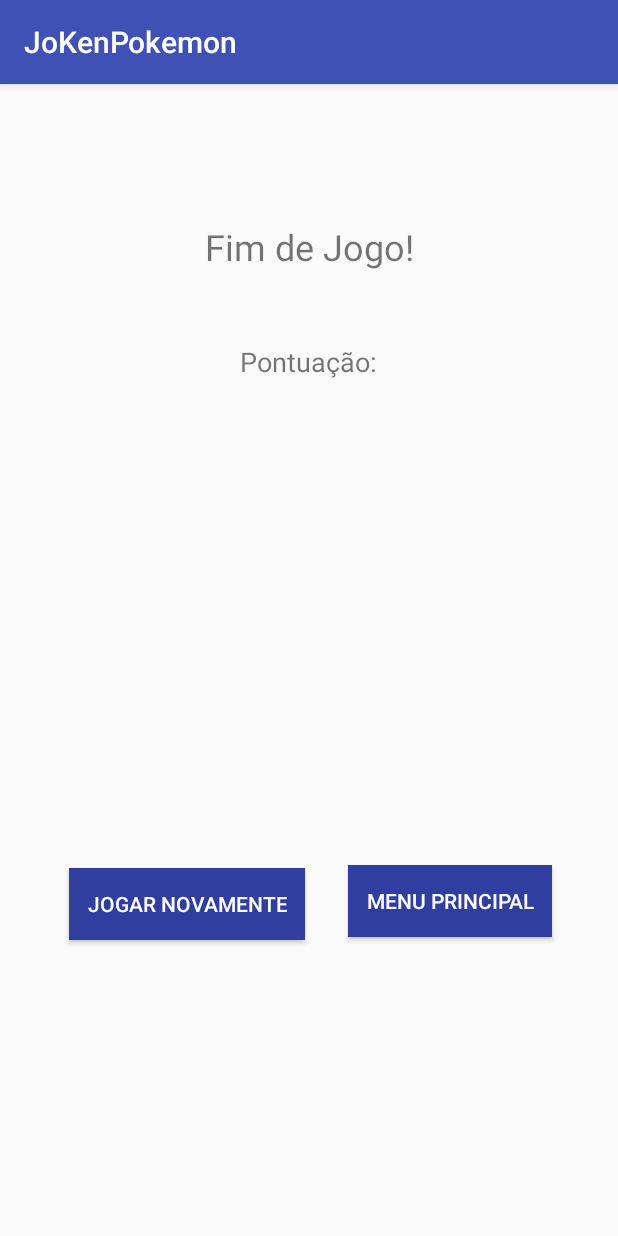
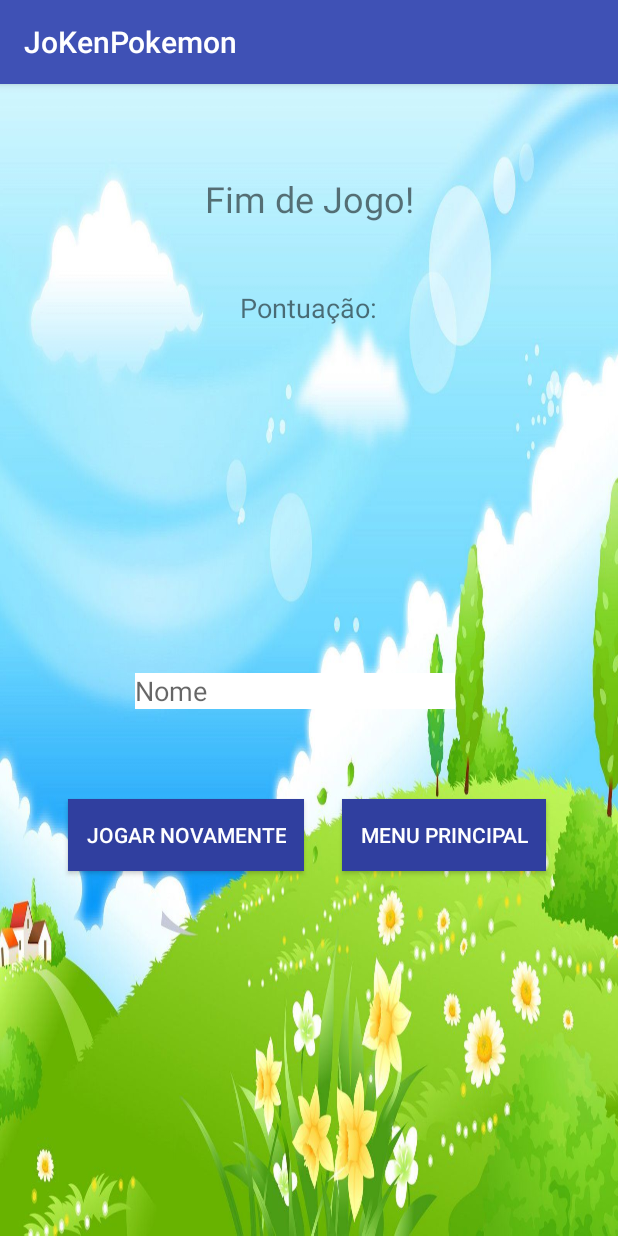
Before and after one commit to AdrianoFPinheiro/JoKenPokemon, an Android app: the FimDeJogoActivity screen opened directly, with no data from a screen before it, on a phone screen of 412 x 824 dp. Run offline under Robolectric (Android 15) with nearby library versions, the phone set to English and light mode, and no system bars.

Commit message:
Jogo de JoKenPo

```diff
--- a/app/src/main/java/com/example/adrianofpinheiro/jokenpokemon/CriarContaActivity.kt
+++ b/app/src/main/java/com/example/adrianofpinheiro/jokenpokemon/CriarContaActivity.kt
@@ -57,13 +57,15 @@ class CriarContaActivity : AppCompatActivity() {
                 .setValue(user)
                 .addOnCompleteListener {
                     if (it.isSuccessful) {
-                        Toast.makeText(this, "Usuário criado com sucesso", Toast.LENGTH_SHORT).show()
+
                         val returnIntent = Intent()
                         returnIntent.putExtra("email", edEmail.text.toString())
                         setResult(RESULT_OK, returnIntent)
+                        Toast.makeText(this, "Usuário criado com sucesso", Toast.LENGTH_SHORT).show()
                         finish()
                     } else {
-                        Toast.makeText(this, "Erro ao criar o usuário", Toast.LENGTH_SHORT).show()
+
+                        // Toast.makeText(this, "Erro ao criar o usuário", Toast.LENGTH_SHORT).show()
                     }
                 }
     }
--- a/app/src/main/java/com/example/adrianofpinheiro/jokenpokemon/SplashActivity.kt
+++ b/app/src/main/java/com/example/adrianofpinheiro/jokenpokemon/SplashActivity.kt
@@ -34,7 +34,7 @@ class SplashActivity : AppCompatActivity() {
     }
 
     private fun showLogin() {
-        val nextScreen = Intent(this@SplashActivity, MenuPrincipalActivity::class.java)
+        val nextScreen = Intent(this@SplashActivity, LoginActivity::class.java)
         startActivity(nextScreen)
         finish()
     }
--- a/app/src/main/java/com/example/adrianofpinheiro/jokenpokemon/model/Jogador.kt
+++ b/app/src/main/java/com/example/adrianofpinheiro/jokenpokemon/model/Jogador.kt
@@ -1,7 +1,7 @@
 package com.example.adrianofpinheiro.jokenpokemon.model
 
 data class Jogador(
-        val id : Long,
+        val id : String?,
         val nome: String,
         val pontos: Int
 )
--- a/app/src/main/java/com/example/adrianofpinheiro/jokenpokemon/model/Usuario.kt
+++ b/app/src/main/java/com/example/adrianofpinheiro/jokenpokemon/model/Usuario.kt
@@ -6,6 +6,4 @@ data class Usuario(
         val nick: String = "",
         val sexo: String = ""
 
-        /**Está tela deverá constar: inputs para e-mail, nome do usuário, nickname, sexo
-        (utilizar spinner para esse dado), senha do usuário e um botão para criar a conta.*/
 )
--- a/app/src/main/res/layout/activity_fim_de_jogo.xml
+++ b/app/src/main/res/layout/activity_fim_de_jogo.xml
@@ -4,6 +4,7 @@
     xmlns:tools="http://schemas.android.com/tools"
     android:layout_width="match_parent"
     android:layout_height="match_parent"
+    android:background="@drawable/background_fight"
     tools:context=".FimDeJogoActivity">
 
     <TextView
@@ -11,7 +12,7 @@
         android:layout_width="wrap_content"
         android:layout_height="wrap_content"
         android:layout_marginStart="8dp"
-        android:layout_marginTop="92dp"
+        android:layout_marginTop="60dp"
         android:layout_marginEnd="8dp"
         android:text="Fim de Jogo!"
         android:textSize="24sp"
@@ -24,12 +25,13 @@
         android:layout_width="wrap_content"
         android:layout_height="wrap_content"
         android:layout_marginStart="8dp"
-        android:layout_marginTop="100dp"
+        android:layout_marginTop="80dp"
         android:layout_marginEnd="8dp"
+        android:fontFamily="sans-serif-black"
         android:text="tvPontuacao"
         android:textSize="50sp"
-        android:fontFamily="sans-serif-black"
         app:layout_constraintEnd_toEndOf="parent"
+        app:layout_constraintHorizontal_bias="0.495"
         app:layout_constraintStart_toStartOf="parent"
         app:layout_constraintTop_toBottomOf="@+id/textView7" />
 
@@ -38,14 +40,14 @@
         android:layout_width="wrap_content"
         android:layout_height="wrap_content"
         android:layout_marginStart="8dp"
-        android:layout_marginTop="48dp"
+        android:layout_marginTop="44dp"
         android:layout_marginEnd="8dp"
         android:text="Pontuação:"
         android:textSize="18sp"
         app:layout_constraintEnd_toEndOf="parent"
         app:layout_constraintHorizontal_bias="0.498"
         app:layout_constraintStart_toStartOf="parent"
-        app:layout_constraintTop_toBottomOf="@+id/textView4"/>
+        app:layout_constraintTop_toBottomOf="@+id/textView4" />
 
     <Button
         android:id="@+id/btJogarNovamente"
@@ -53,28 +55,44 @@
         android:layout_width="wrap_content"
         android:layout_height="wrap_content"
         android:layout_marginStart="8dp"
-        android:layout_marginTop="156dp"
+        android:layout_marginTop="60dp"
         android:layout_marginEnd="8dp"
-        android:layout_marginBottom="24dp"
+        android:layout_marginBottom="8dp"
         android:text="Jogar Novamente"
         app:layout_constraintBottom_toBottomOf="parent"
         app:layout_constraintEnd_toStartOf="@+id/btMenuPrincipal"
-        app:layout_constraintHorizontal_bias="0.653"
+        app:layout_constraintHorizontal_bias="0.687"
         app:layout_constraintStart_toStartOf="parent"
-        app:layout_constraintTop_toBottomOf="@+id/tvPontuacao"
-        app:layout_constraintVertical_bias="0.011" />
+        app:layout_constraintTop_toBottomOf="@+id/etNome"
+        app:layout_constraintVertical_bias="0.0" />
 
     <Button
         android:id="@+id/btMenuPrincipal"
         style="@style/botao"
         android:layout_width="wrap_content"
         android:layout_height="wrap_content"
-        android:layout_marginTop="156dp"
-        android:layout_marginEnd="44dp"
-        android:layout_marginBottom="24dp"
+        android:layout_marginTop="60dp"
+        android:layout_marginEnd="48dp"
+        android:layout_marginBottom="8dp"
         android:text="Menu Principal"
         app:layout_constraintBottom_toBottomOf="parent"
         app:layout_constraintEnd_toEndOf="parent"
-        app:layout_constraintTop_toBottomOf="@+id/tvPontuacao"
+        app:layout_constraintTop_toBottomOf="@+id/etNome"
         app:layout_constraintVertical_bias="0.0" />
+
+    <EditText
+        android:id="@+id/etNome"
+        android:layout_width="wrap_content"
+        android:layout_height="24dp"
+        android:layout_marginStart="8dp"
+        android:layout_marginTop="84dp"
+        android:layout_marginEnd="8dp"
+        android:background="@color/white"
+        android:ems="10"
+        android:hint="Nome"
+        android:inputType="textPersonName"
+        app:layout_constraintEnd_toEndOf="parent"
+        app:layout_constraintHorizontal_bias="0.45"
+        app:layout_constraintStart_toStartOf="parent"
+        app:layout_constraintTop_toBottomOf="@+id/tvPontuacao" />
 </android.support.constraint.ConstraintLayout>
--- a/app/src/main/res/values/strings.xml
+++ b/app/src/main/res/values/strings.xml
@@ -7,7 +7,7 @@
 
     <string name="sim">Sim</string>
     <string name="nao">Não</string>
-    <string name="msg_confirma_logout">Deseja sair do</string>
+    <string name="msg_confirma_logout">Deseja sair do jogo?</string>
 
 
 </resources>
```
Also changed, not shown: app/build.gradle (+12 -3 lines), app/src/main/java/com/example/adrianofpinheiro/jokenpokemon/FimDeJogoActivity.kt (+37 -0 lines), app/src/main/java/com/example/adrianofpinheiro/jokenpokemon/LoginActivity.kt (+16 -5 lines), app/src/main/java/com/example/adrianofpinheiro/jokenpokemon/RankingActivity.kt (+40 -9 lines), app/src/main/java/com/example/adrianofpinheiro/jokenpokemon/api/UsuarioAdapter.kt (+4 -4 lines), app/src/main/res/layout/activity_criar_conta.xml (+19 -2 lines), app/src/main/res/layout/activity_login.xml (+36 -19 lines).
